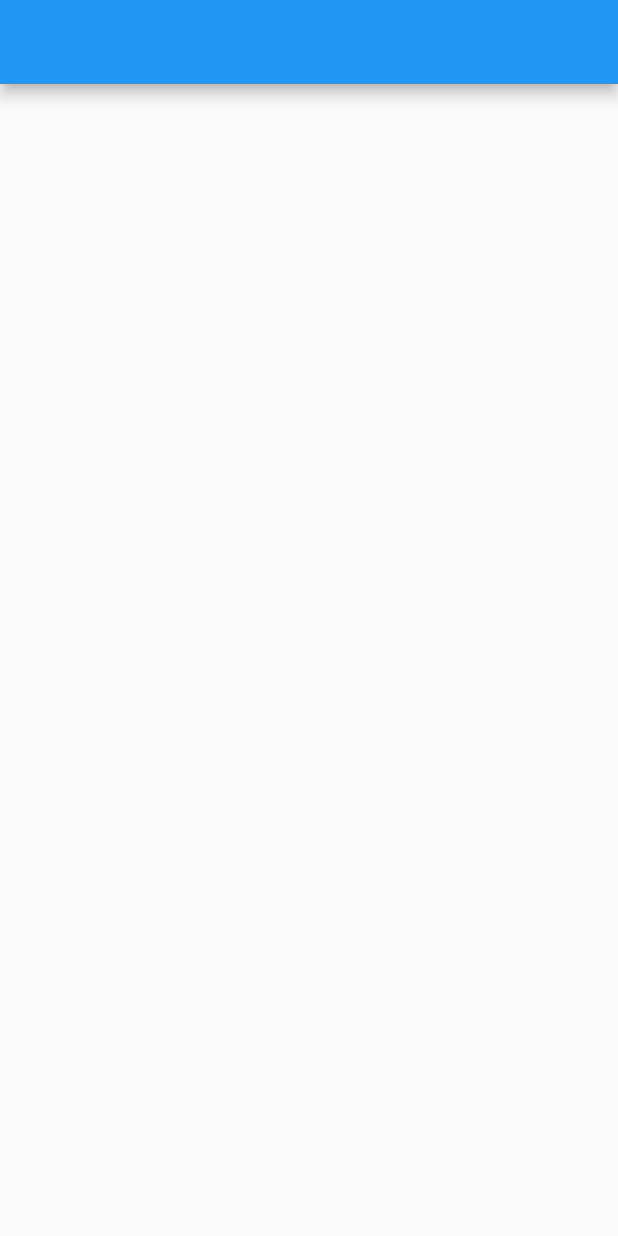
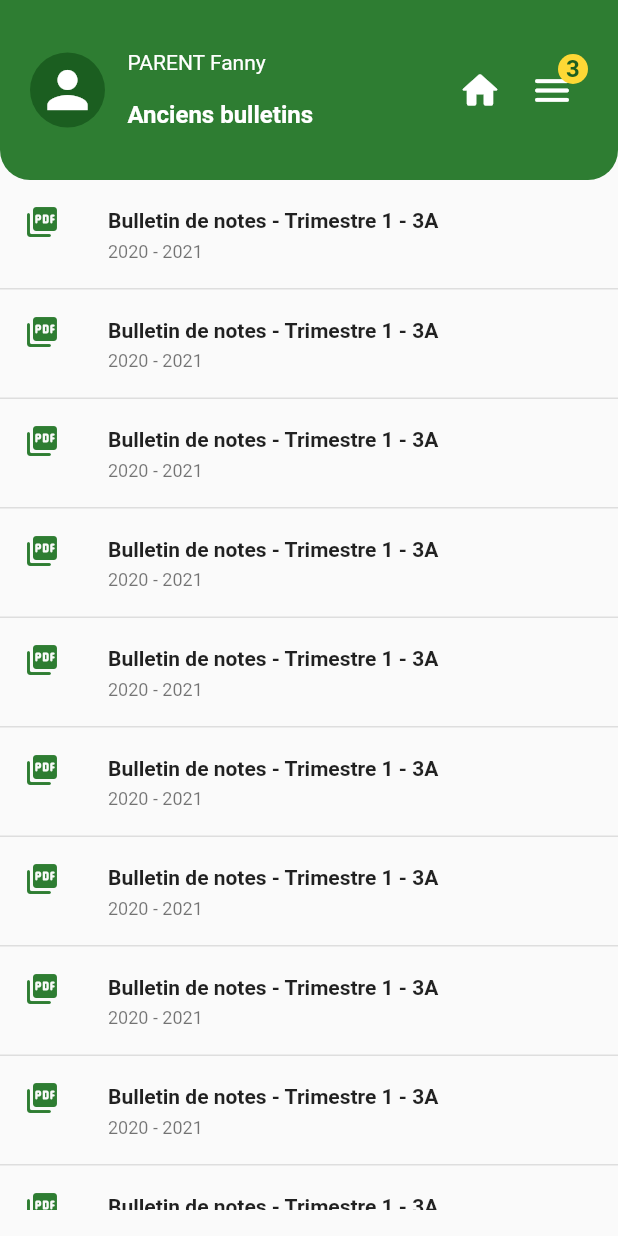
Before and after one commit to AlexTAHI/notebook, a Flutter app: the screen it shows after launch, on a phone screen of 412 x 824 dp. Run offline on Flutter 3.47's test engine with Material 2 defaults, Android fonts, the phone set to English and light mode, and no system bars.

Commit message:
Finition de la page des bulletins

```diff
--- /dev/null
+++ b/lib/functions.dart
@@ -0,0 +1,8 @@
+import 'package:flutter/material.dart';
+
+List<double> getScreenSize(context) {
+  return [
+    MediaQuery.of(context).size.width,
+    MediaQuery.of(context).size.height,
+  ];
+}
--- a/lib/main.dart
+++ b/lib/main.dart
@@ -17,6 +17,7 @@ class MyApp extends StatelessWidget {
         primarySwatch: Colors.blue,
       ),
       home: const HomeView(),
+      debugShowCheckedModeBanner: false,
     );
   }
 }
--- a/lib/views/HomeView.dart
+++ b/lib/views/HomeView.dart
@@ -1,17 +1,164 @@
 import 'package:flutter/material.dart';
+import 'package:flutter/services.dart';
+import 'package:notebook/functions.dart';
 
 class HomeView extends StatefulWidget {
-  const HomeView({ Key? key }) : super(key: key);
+  const HomeView({Key? key}) : super(key: key);
 
   @override
   _HomeViewState createState() => _HomeViewState();
 }
 
 class _HomeViewState extends State<HomeView> {
+  // Liste des bulletins
+  List<Map> bulletins = [
+    for (var i = 0; i < 50; i++)
+      {'trimestre': 1, 'année': 3, 'année-scolaire': '2020 - 2021'},
+  ];
   @override
   Widget build(BuildContext context) {
+    List<double> screenSize = getScreenSize(context);
+    SystemChrome.setSystemUIOverlayStyle(
+      SystemUiOverlayStyle(statusBarColor: Colors.transparent),
+    );
     return Scaffold(
-      appBar: AppBar(),
+      appBar: AppBar(
+        toolbarHeight: 0,
+        backgroundColor: Colors.green[800],
+        elevation: 0,
+      ),
+      body: ListView(
+        children: [
+          Column(
+            children: [
+              Container(
+                padding:
+                    const EdgeInsets.symmetric(horizontal: 20, vertical: 25),
+                width: screenSize[0],
+                height: 120,
+                decoration: BoxDecoration(
+                    color: Colors.green[800],
+                    borderRadius: const BorderRadius.only(
+                        bottomLeft: Radius.circular(20),
+                        bottomRight: Radius.circular(20))),
+                child: Row(
+                  mainAxisAlignment: MainAxisAlignment.spaceBetween,
+                  crossAxisAlignment: CrossAxisAlignment.center,
+                  children: [
+                    Row(
+                      crossAxisAlignment: CrossAxisAlignment.center,
+                      children: [
+                        InkWell(
+                          onTap: () {
+                            print('Profil');
+                          },
+                          child: CircleAvatar(
+                            radius: 25,
+                            backgroundColor: Colors.green[900],
+                            child: const Icon(Icons.person,
+                                color: Colors.white, size: 40),
+                          ),
+                        ),
+                        const SizedBox(
+                          width: 15,
+                        ),
+                        Column(
+                          crossAxisAlignment: CrossAxisAlignment.start,
+                          mainAxisAlignment: MainAxisAlignment.spaceAround,
+                          children: const [
+                            Text(
+                              "PARENT Fanny",
+                              style:
+                                  TextStyle(color: Colors.white, fontSize: 14),
+                            ),
+                            Text(
+                              "Anciens bulletins",
+                              style: TextStyle(
+                                  color: Colors.white,
+                                  fontSize: 16,
+                                  fontWeight: FontWeight.bold),
+                            )
+                          ],
+                        ),
+                      ],
+                    ),
+                    Row(
+                      children: [
+                        IconButton(
+                            onPressed: () {
+                              print('Home');
+                            },
+                            iconSize: 30,
+                            icon: const Icon(
+                              Icons.home_rounded,
+                              color: Colors.white,
+                            )),
+                        Stack(
+                          alignment: Alignment.topRight,
+                          children: [
+                            IconButton(
+                              onPressed: () {
+                                print('Menu');
+                              },
+                              iconSize: 30,
+                              icon: const Icon(
+                                Icons.menu_rounded,
+                                color: Colors.white,
+                              ),
+                            ),
+                            CircleAvatar(
+                              radius: 10,
+                              backgroundColor: Colors.yellow[600],
+                              child: Text(
+                                '3',
+                                style: TextStyle(
+                                    color: Colors.green[900],
+                                    fontWeight: FontWeight.bold),
+                              ),
+                            ),
+                          ],
+                        ),
+                      ],
+                    )
+                  ],
+                ),
+              ),
+              // Liste des bulletins
+              SizedBox(
+                height: screenSize[1] / 1.2,
+                //color: Colors.red,
+                child: ListView.separated(
+                  physics: const BouncingScrollPhysics(),
+                  separatorBuilder: (context, index) => Container(
+                    width: screenSize[0],
+                    height: 1,
+                    color: Colors.grey.withOpacity(0.3),
+                  ),
+                  itemCount: bulletins.length,
+                  itemBuilder: (context, index) => ListTile(
+                    onTap: () {
+                      print('Bulletin');
+                    },
+                    leading: Icon(
+                      Icons.picture_as_pdf_rounded,
+                      color: Colors.green[800],
+                    ),
+                    title: Text(
+                      "Bulletin de notes - Trimestre ${bulletins[index]['trimestre']} - ${bulletins[index]['année']}A",
+                      style: const TextStyle(
+                          fontSize: 14, fontWeight: FontWeight.bold),
+                    ),
+                    subtitle: Text(
+                      "${bulletins[index]['année-scolaire']}",
+                      style: const TextStyle(fontSize: 12),
+                    ),
+                  ),
+                ),
+              ),
+            ],
+          ),
+        ],
+      ),
     );
   }
 }
```
Also changed, not shown: templates/Screenshot_20220117-122747_Samsung Internet.jpg (added), templates/Screenshot_20220117-122804_Samsung Internet.jpg (added), templates/Screenshot_20220117-122809_Samsung Internet.jpg (added), templates/Screenshot_20220117-122814_Samsung Internet.jpg (added).
